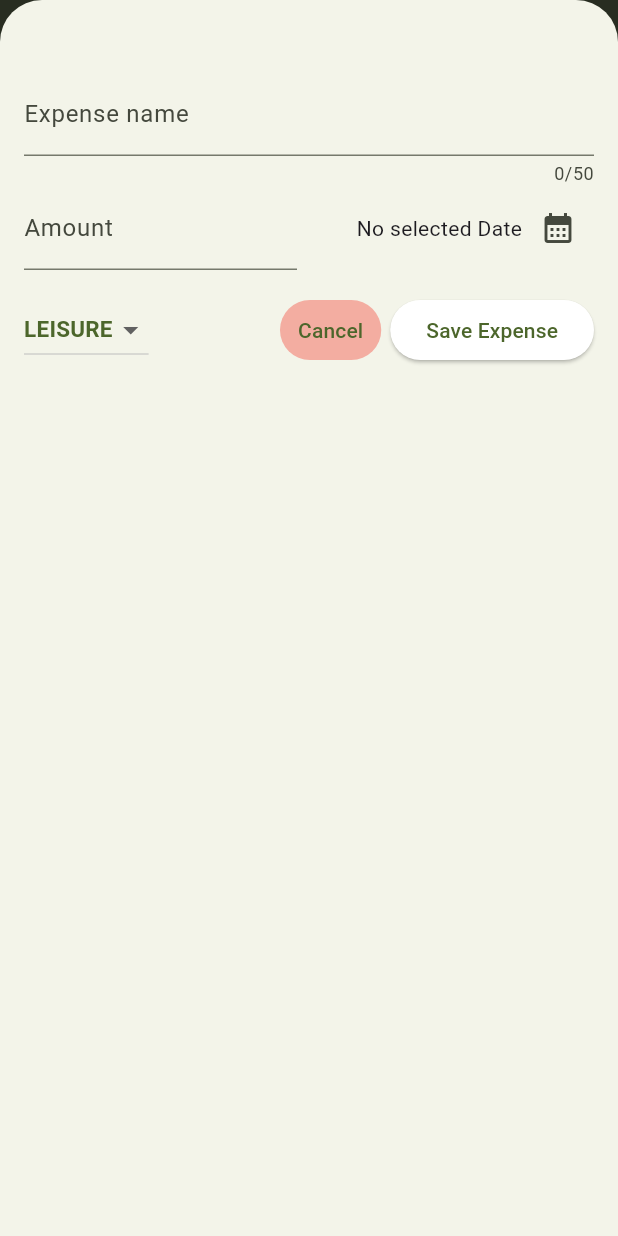
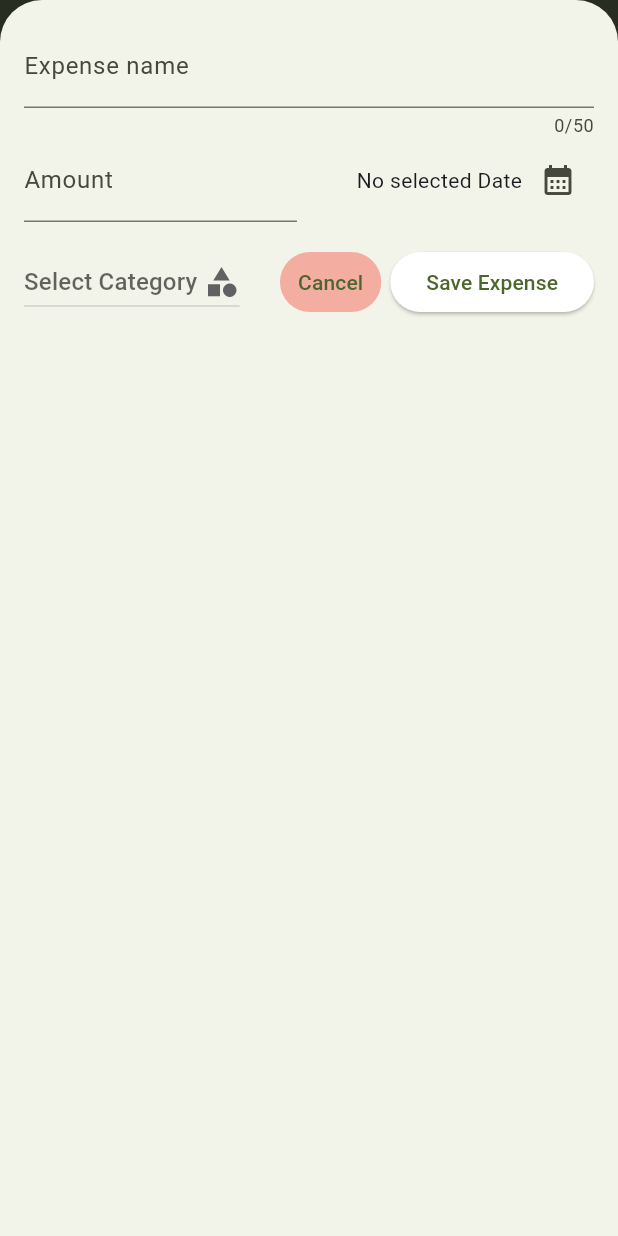
Before and after one commit to OusamaJamalEddin/expense_tracker, a Flutter app: the screen it shows after launch, after a tap on the "add" icon, on a phone screen of 412 x 824 dp. Run offline on Flutter 3.47's test engine with Material 3 defaults, Android fonts, the phone set to English and light mode, and no system bars.

Commit message:
Landscape mode is supported now with the help of LayoutBuilder wiget + components were created but for the DDmenu didnt work.

```diff
--- /dev/null
+++ b/lib/components/date_iconbutton.dart
@@ -0,0 +1,31 @@
+import 'package:flutter/material.dart';
+import 'package:intl/intl.dart';
+
+final formatter = DateFormat.yMd();
+
+class DateIconbutton extends StatelessWidget {
+  const DateIconbutton(
+      {required this.presentDatePicker, required this.selectedDate, super.key});
+  final DateTime? selectedDate;
+  final void Function() presentDatePicker;
+  @override
+  Widget build(BuildContext context) {
+    return Row(
+      mainAxisAlignment: MainAxisAlignment.end,
+      crossAxisAlignment: CrossAxisAlignment.center,
+      children: [
+        Text(
+          // ignore: unnecessary_null_comparison
+          selectedDate == null
+              ? "No selected Date"
+              : formatter.format(selectedDate!),
+        ),
+        IconButton(
+            onPressed: () {
+              presentDatePicker();
+            },
+            icon: const Icon(Icons.calendar_month))
+      ],
+    );
+  }
+}
--- /dev/null
+++ b/lib/components/expense_amount_textfield.dart
@@ -0,0 +1,17 @@
+import 'package:flutter/material.dart';
+
+class ExpenseAmountTextfield extends StatelessWidget {
+  const ExpenseAmountTextfield({required this.amountController, super.key});
+  final TextEditingController amountController;
+  @override
+  Widget build(BuildContext context) {
+    return TextField(
+      controller: amountController,
+      keyboardType: TextInputType.number,
+      decoration: const InputDecoration(
+        prefixText: "\$ ",
+        label: Text("Amount"),
+      ),
+    );
+  }
+}
--- /dev/null
+++ b/lib/components/expense_name_textfield.dart
@@ -0,0 +1,16 @@
+import 'package:flutter/material.dart';
+
+class ExpenseNameTextfield extends StatelessWidget {
+  const ExpenseNameTextfield({required this.titleController, super.key});
+  final TextEditingController titleController;
+  @override
+  Widget build(BuildContext context) {
+    return TextField(
+      controller: titleController,
+      maxLength: 50,
+      decoration: const InputDecoration(
+        label: Text("Expense name"),
+      ),
+    );
+  }
+}
--- a/lib/models/expense.dart
+++ b/lib/models/expense.dart
@@ -49,7 +49,7 @@ class Expense {
   final String title;
   final double amount;
   final DateTime date;
-  final Category category;
+  final Category? category;
 
   String get formattedDate {
     return formatter.format(date);
--- a/lib/widgets/chart/chart.dart
+++ b/lib/widgets/chart/chart.dart
@@ -83,7 +83,7 @@ class Chart extends StatelessWidget {
                             : Theme.of(context)
                                 .colorScheme
                                 .primary
-                                .withOpacity(0.7),
+                                .withValues(alpha: 0.7),
                       ),
                     ),
                   ),
--- a/lib/widgets/chart/chart_bar.dart
+++ b/lib/widgets/chart/chart_bar.dart
@@ -24,7 +24,10 @@ class ChartBar extends StatelessWidget {
                   const BorderRadius.vertical(top: Radius.circular(8)),
               color: isDarkMode
                   ? Theme.of(context).colorScheme.secondary
-                  : Theme.of(context).colorScheme.primary.withOpacity(0.65),
+                  : Theme.of(context)
+                      .colorScheme
+                      .primary
+                      .withValues(alpha: 0.65),
             ),
           ),
         ),
--- a/lib/widgets/expenses.dart
+++ b/lib/widgets/expenses.dart
@@ -29,6 +29,7 @@ class _ExpensesState extends State<Expenses> {
 
   void openAddExpenseOverlay() {
     showModalBottomSheet(
+        useSafeArea: true,
         isScrollControlled: true,
         context: context,
         builder: (ctx) {
--- a/lib/widgets/new_expense.dart
+++ b/lib/widgets/new_expense.dart
@@ -1,3 +1,6 @@
+import 'package:expense_tracker/components/date_iconbutton.dart';
+import 'package:expense_tracker/components/expense_amount_textfield.dart';
+import 'package:expense_tracker/components/expense_name_textfield.dart';
 import 'package:expense_tracker/models/expense.dart';
 import 'package:flutter/material.dart';
 //we will use the intl formatter so we can format our date
@@ -19,7 +22,7 @@ class _NewExpenseState extends State<NewExpense> {
   final _titleController = TextEditingController();
   final _amountController = TextEditingController();
   DateTime? _selectedDate;
-  Category _selectedCategory = Category.leisure;
+  Category? _selectedCategory;
 
   void _presentDatePicker() async {
     final now = DateTime.now();
@@ -41,13 +44,14 @@ class _NewExpenseState extends State<NewExpense> {
     final invalidAmount = (enteredAmount == null || enteredAmount <= 0);
     if (_titleController.text.trim().isEmpty ||
         invalidAmount ||
-        _selectedDate == null) {
+        _selectedDate == null ||
+        _selectedCategory == null) {
       showDialog(
         context: context,
         builder: (ctx) => AlertDialog(
           title: const Text("Invalid Input"),
           content: const Text(
-              "Please make sure the entered Title, Date, Amound and Category are valid"),
+              "Please make sure the entered Title, Date, Amount and Category are valid"),
           actions: [
             TextButton(
                 onPressed: () {
@@ -64,7 +68,7 @@ class _NewExpenseState extends State<NewExpense> {
             title: _titleController.text,
             amount: enteredAmount,
             date: _selectedDate!,
-            category: _selectedCategory),
+            category: _selectedCategory!),
       );
       Navigator.pop(context);
     }
@@ -80,59 +84,40 @@ class _NewExpenseState extends State<NewExpense> {
   @override
   Widget build(BuildContext context) {
     final keyboardSpace = MediaQuery.of(context).viewInsets.bottom;
+    return LayoutBuilder(
+      builder: (ctx, constraints) {
+        final double width = constraints.maxWidth;
         return SizedBox(
           height: double.infinity,
           child: SingleChildScrollView(
             child: Padding(
-          padding: EdgeInsets.fromLTRB(16, 48, 16, keyboardSpace + 16),
+              padding: EdgeInsets.fromLTRB(16, 16, 16, keyboardSpace + 16),
               child: Column(
                 children: [
-              TextField(
-                controller: _titleController,
-                maxLength: 50,
-                decoration: const InputDecoration(
-                  label: Text("Expense name"),
-                ),
-              ),
+                  //First row if landscape
+                  if (width >= 600)
                     Row(
+                      crossAxisAlignment: CrossAxisAlignment.start,
                       children: [
                         Expanded(
-                    child: TextField(
-                      controller: _amountController,
-                      keyboardType: TextInputType.number,
-                      decoration: const InputDecoration(
-                        prefixText: "\$ ",
-                        label: Text("Amount"),
-                      ),
-                    ),
-                  ),
-                  const SizedBox(width: 16),
+                            child: ExpenseNameTextfield(
+                                titleController: _titleController)),
+                        const SizedBox(width: 20),
                         Expanded(
-                    child: Row(
-                      mainAxisAlignment: MainAxisAlignment.end,
-                      crossAxisAlignment: CrossAxisAlignment.center,
-                      children: [
-                        Text(
-                          _selectedDate == null
-                              ? "No selected Date"
-                              : formatter.format(_selectedDate!),
-                        ),
-                        IconButton(
-                            onPressed: () {
-                              _presentDatePicker();
-                            },
-                            icon: const Icon(Icons.calendar_month))
+                            child: ExpenseAmountTextfield(
+                                amountController: _amountController))
                       ],
-                    ),
-                  ),
-                ],
-              ),
-              const SizedBox(
-                height: 16,
-              ),
+                    )
+                  else
+                    //first row if portrait
+                    ExpenseNameTextfield(titleController: _titleController),
+                  //Second row if landscape
+                  if (width >= 600)
                     Row(
                       children: [
                         DropdownButton(
+                          hint: const Text("Select Category "),
+                          icon: const Icon(Icons.category),
                           value: _selectedCategory,
                           //Tranferring the Category enum values to a list of DropdownMenuItem variables,
                           // by using .map to iterate among each category i have in the enum Category,
@@ -144,8 +129,93 @@ class _NewExpenseState extends State<NewExpense> {
                                       category, //this is important, onChanged uses it!
                                   child: Text(
                                     category.name.toUpperCase(),
-                              style:
-                                  Theme.of(context).dropdownMenuTheme.textStyle,
+                                    style: Theme.of(context)
+                                        .dropdownMenuTheme
+                                        .textStyle,
+                                  ),
+                                ),
+                              )
+                              .toList(),
+                          onChanged: (value) {
+                            //if no item is choosen, then dont do anything.
+                            if (value == null) {
+                              return;
+                            }
+                            //if an item has been selected, then assign it.
+                            setState(() {
+                              _selectedCategory = value;
+                            });
+                          },
+                        ),
+                        Expanded(
+                          //this is a row, so a row inside the upper row, will need expanded
+                          child: DateIconbutton(
+                              presentDatePicker: _presentDatePicker,
+                              selectedDate: _selectedDate),
+                        ),
+                      ],
+                    )
+                  //Second row if portrait
+                  else
+                    Row(
+                      children: [
+                        Expanded(
+                            child: ExpenseAmountTextfield(
+                                amountController: _amountController)),
+                        const SizedBox(width: 16),
+                        Expanded(
+                          child: DateIconbutton(
+                            presentDatePicker: _presentDatePicker,
+                            selectedDate: _selectedDate,
+                          ),
+                        ),
+                      ],
+                    ),
+                  const SizedBox(
+                    height: 16,
+                  ),
+                  //Third row if landscape
+                  if (width >= 600)
+                    Row(
+                      mainAxisAlignment: MainAxisAlignment.end,
+                      children: [
+                        TextButton(
+                          onPressed: () {
+                            Navigator.pop(context);
+                          },
+                          style: TextButton.styleFrom(
+                            backgroundColor:
+                                const Color.fromARGB(103, 244, 67, 54),
+                          ),
+                          child: const Text("Cancel"),
+                        ),
+                        const SizedBox(width: 6),
+                        ElevatedButton(
+                            onPressed: _submitData,
+                            child: const Text("Save Expense")),
+                      ],
+                    )
+                  //Third row if portrait
+                  else
+                    Row(
+                      children: [
+                        DropdownButton(
+                          hint: const Text("Select Category "),
+                          icon: const Icon(Icons.category),
+                          value: _selectedCategory,
+                          //Tranferring the Category enum values to a list of DropdownMenuItem variables,
+                          // by using .map to iterate among each category i have in the enum Category,
+                          //and then transferring it to a list at the end. -> .toList()
+                          items: Category.values
+                              .map(
+                                (category) => DropdownMenuItem(
+                                  value:
+                                      category, //this is important, onChanged uses it!
+                                  child: Text(
+                                    category.name.toUpperCase(),
+                                    style: Theme.of(context)
+                                        .dropdownMenuTheme
+                                        .textStyle,
                                   ),
                                 ),
                               )
@@ -167,19 +237,23 @@ class _NewExpenseState extends State<NewExpense> {
                             Navigator.pop(context);
                           },
                           style: TextButton.styleFrom(
-                      backgroundColor: const Color.fromARGB(103, 244, 67, 54),
+                            backgroundColor:
+                                const Color.fromARGB(103, 244, 67, 54),
                           ),
                           child: const Text("Cancel"),
                         ),
                         const SizedBox(width: 6),
                         ElevatedButton(
-                      onPressed: _submitData, child: const Text("Save Expense"))
+                            onPressed: _submitData,
+                            child: const Text("Save Expense"))
                       ],
-              )
+                    ),
                 ],
               ),
             ),
           ),
         );
+      },
+    );
   }
 }
```
Also changed, not shown: lib/components/buttons.dart (added). Lines whose indentation alone changed are shown as unchanged.
